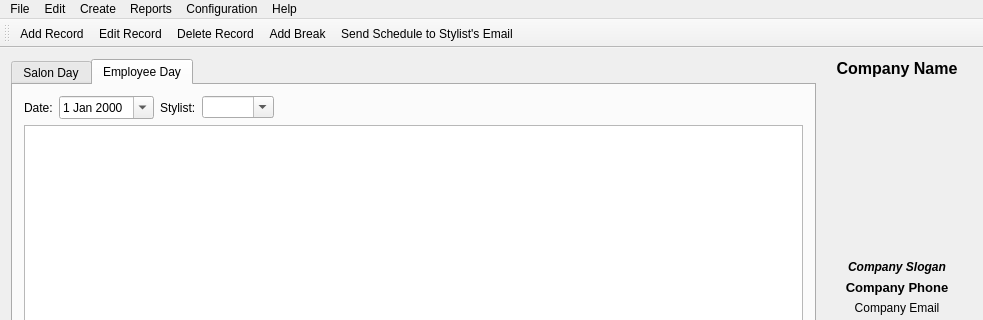
Old version of the form mainwindow.ui in the repository pliniofpa/Profiles_Project; both pictures show x 0 to 983 and y 0 to 320 of the 983 by 470 pixel window.
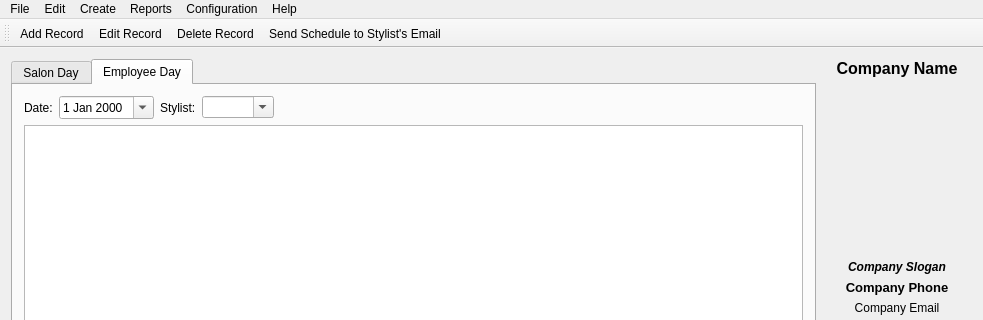
New version of the form. Icons and pictures are not drawn. Custom widgets are drawn as their Qt base class.

```diff
--- a/mainwindow.ui
+++ b/mainwindow.ui
@@ -355,7 +355,6 @@
    <addaction name="actionAdd"/>
    <addaction name="actionEdit_Record"/>
    <addaction name="actionDelete_Record"/>
-   <addaction name="actionAdd_Break"/>
    <addaction name="actionSend_Email"/>
   </widget>
   <widget class="QStatusBar" name="statusBar"/>
```
